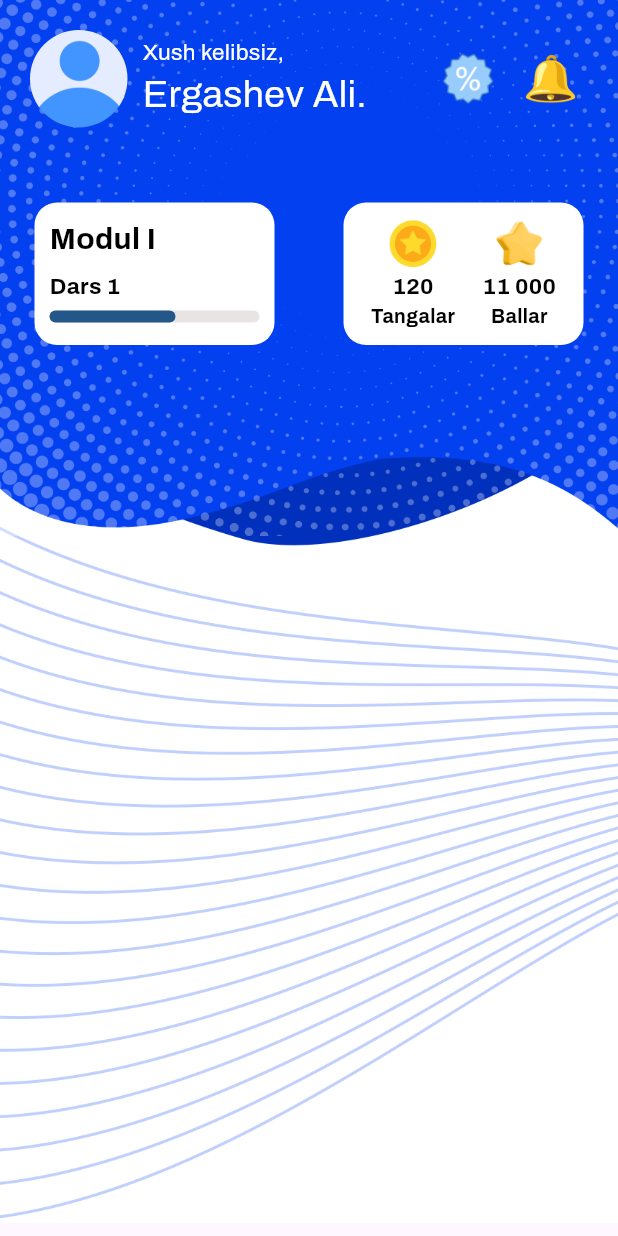
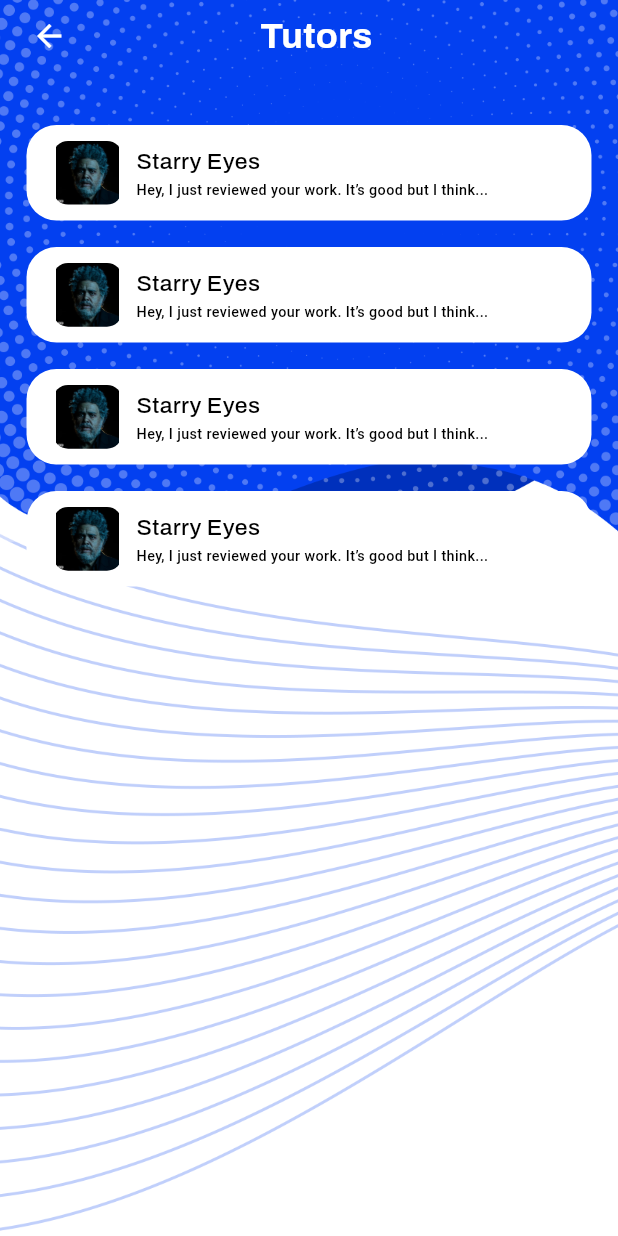
Before and after one commit to Elyor-git/rivoj_uz, a Flutter app: the screen it shows after launch, on a phone screen of 412 x 824 dp. Run offline on Flutter 3.47's test engine with Material 3 defaults, Android fonts, the light colour scheme and no system bars; our stand-ins replace flutter_screenutil; Roboto replaces fonts that are missing (Archivo-Medium).

Commit message:
all project

```diff
--- a/lib/common/style/app_icons.dart
+++ b/lib/common/style/app_icons.dart
@@ -32,5 +32,6 @@ class AppIcons {
   static const String scalpel = "assets/icons/skalpel.png";
   static const String star = "assets/icons/star.png";
   static const String userIcon = "assets/icons/user_icon.png";
+  static const String tutorIcon = "assets/icons/tutor_icon.png";
   static const String videoPlayer = "assets/icons/video_player.png";
 }
--- a/lib/feature/app.dart
+++ b/lib/feature/app.dart
@@ -1,6 +1,10 @@
 import 'package:flutter/material.dart';
 import 'package:flutter_screenutil/flutter_screenutil.dart';
 import 'package:rivoj_uz_project/feature/home_page/home_page.dart';
+
+import 'darslar_page/darslar_page.dart';
+import 'notification_page/notification_page.dart';
+import 'tutors_page/tutors_page.dart';
 
 class App extends StatelessWidget {
   const App({super.key});
@@ -14,7 +18,7 @@ class App extends StatelessWidget {
           debugShowCheckedModeBanner: false,
           title: "Rivoj Kurslari",
           theme: ThemeData(fontFamily: "Archivo"),
-          home: HomePage(),
+          home: TutorsPage(),
         );
       },
     );
--- /dev/null
+++ b/lib/feature/tutors_page/tutors_page.dart
@@ -0,0 +1,141 @@
+import 'package:flutter/material.dart';
+import 'package:flutter_screenutil/flutter_screenutil.dart';
+import 'package:rivoj_uz_project/common/style/app_colors.dart';
+
+import '../../common/style/app_icons.dart';
+
+class TutorsPage extends StatefulWidget {
+  const TutorsPage({super.key});
+
+  @override
+  State<TutorsPage> createState() => _TutorsPageState();
+}
+
+class _TutorsPageState extends State<TutorsPage> {
+  @override
+  Widget build(BuildContext context) {
+    return Scaffold(
+      body: Stack(
+        children: [
+          SizedBox(
+            height: double.infinity,
+            child: Image(
+              image: AssetImage("assets/icons/background_image.png"),
+              fit: BoxFit.cover,
+            ),
+          ),
+          SafeArea(
+            child: SingleChildScrollView(
+              child: Column(
+                children: [
+                  SizedBox(
+                    width: double.infinity,
+                    child: Padding(
+                      padding: const EdgeInsets.symmetric(horizontal: 10).r,
+                      child: Row(
+                        mainAxisAlignment: MainAxisAlignment.spaceBetween,
+                        children: [
+                          BackButton(
+                            color: AppColors.white,
+                          ),
+                          Text(
+                            "Tutors",
+                            style: TextStyle(
+                              color: AppColors.white,
+                              fontWeight: FontWeight.w700,
+                              fontSize: 25.sp,
+                            ),
+                          ),
+                          40.horizontalSpace,
+                        ],
+                      ),
+                    ),
+                  ),
+                  30.verticalSpace,
+                  TutorsItem(),
+                  TutorsItem(),
+                  TutorsItem(),
+                  TutorsItem(),
+                ],
+              ),
+            ),
+          ),
+        ],
+      ),
+    );
+  }
+}
+
+class TutorsItem extends StatelessWidget {
+  const TutorsItem({super.key});
+
+  @override
+  Widget build(BuildContext context) {
+    return Padding(
+      padding: const EdgeInsets.symmetric(horizontal: 20, vertical: 10).r,
+      child: SizedBox(
+        width: double.infinity,
+        height: 72.h,
+        child: DecoratedBox(
+          decoration: BoxDecoration(
+            color: AppColors.white,
+            borderRadius: BorderRadius.all(
+              Radius.circular(20),
+            ),
+          ),
+          child: Padding(
+            padding: const EdgeInsets.symmetric(horizontal: 20, vertical: 10).r,
+            child: Row(
+              mainAxisAlignment: MainAxisAlignment.start,
+              children: [
+                SizedBox(
+                  width: 48.w,
+                  height: 48.h,
+                  child: DecoratedBox(
+                    decoration: BoxDecoration(
+                      borderRadius: BorderRadius.all(
+                        Radius.circular(10),
+                      ),
+                      image: DecorationImage(
+                        image: AssetImage(
+                          AppIcons.tutorIcon,
+                        ),
+                      ),
+                    ),
+                  ),
+                ),
+                10.horizontalSpace,
+                Padding(
+                  padding: const EdgeInsets.symmetric(vertical: 5).r,
+                  child: Column(
+                    mainAxisAlignment: MainAxisAlignment.spaceBetween,
+                    crossAxisAlignment: CrossAxisAlignment.start,
+                    children: [
+                      Text(
+                        "Starry Eyes",
+                        style: TextStyle(
+                          color: AppColors.black,
+                          fontSize: 16.sp,
+                          fontWeight: FontWeight.w500,
+                        ),
+                      ),
+                      Text(
+                        "Hey, I just reviewed your work. It’s good but I think...",
+                        style: TextStyle(
+                          color: AppColors.black,
+                          fontSize: 10.sp,
+                          fontWeight: FontWeight.w500,
+                          fontFamily: "Archivo-Medium",
+                        ),
+                      ),
+                    ],
+                  ),
+                )
+              ],
+            ),
+          ),
+        ),
+      ),
+    );
+  }
+}
```
Also changed, not shown: lib/feature/darslar_page/darslar_page.dart (added, +47 -0 lines), lib/feature/darslar_page/widgets/best_students_bar.dart (added, +144 -0 lines), lib/feature/darslar_page/widgets/dars_modul_bar.dart (added, +31 -0 lines), lib/feature/darslar_page/widgets/darslar_app_bar.dart (added, +129 -0 lines), lib/feature/home_page/home_page.dart (+12 -7 lines), lib/feature/home_page/widgets/progress_bar.dart (added, +31 -0 lines), lib/feature/notification_page/notification_page.dart (added, +139 -0 lines), assets/icons/tutor_icon.png (added), pubspec.lock.
